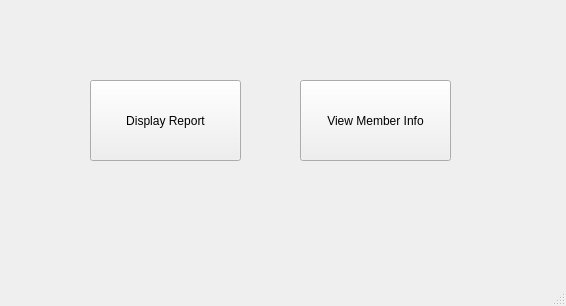
This is CS1CGroupProject/managerwindow.ui in IamFyrus/CS1C as Qt 5 draws it before an edit. The edited form follows.
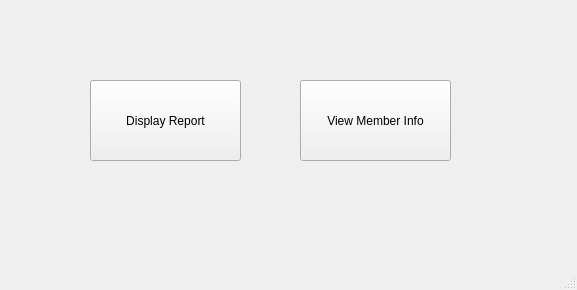
This is the edited form.

```diff
--- a/CS1CGroupProject/managerwindow.ui
+++ b/CS1CGroupProject/managerwindow.ui
@@ -6,8 +6,8 @@
    <rect>
     <x>0</x>
     <y>0</y>
-    <width>566</width>
-    <height>306</height>
+    <width>577</width>
+    <height>290</height>
    </rect>
   </property>
   <property name="windowTitle">
```
Left out of the diff: 41 changed lines with no effect on the pictures.
